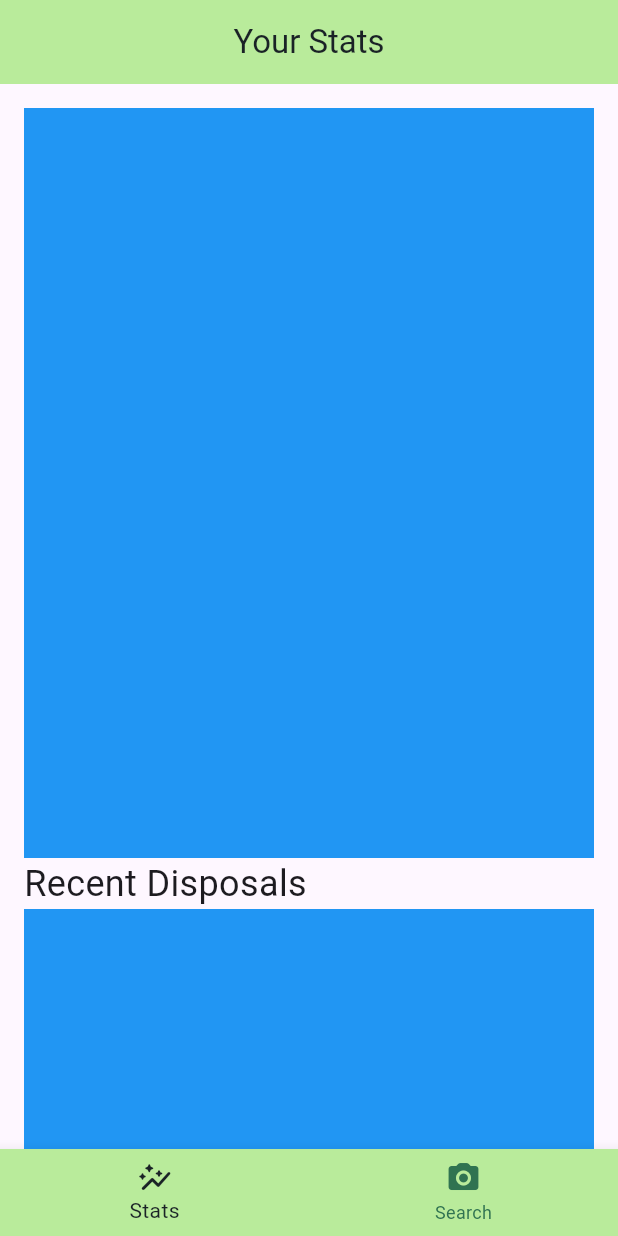
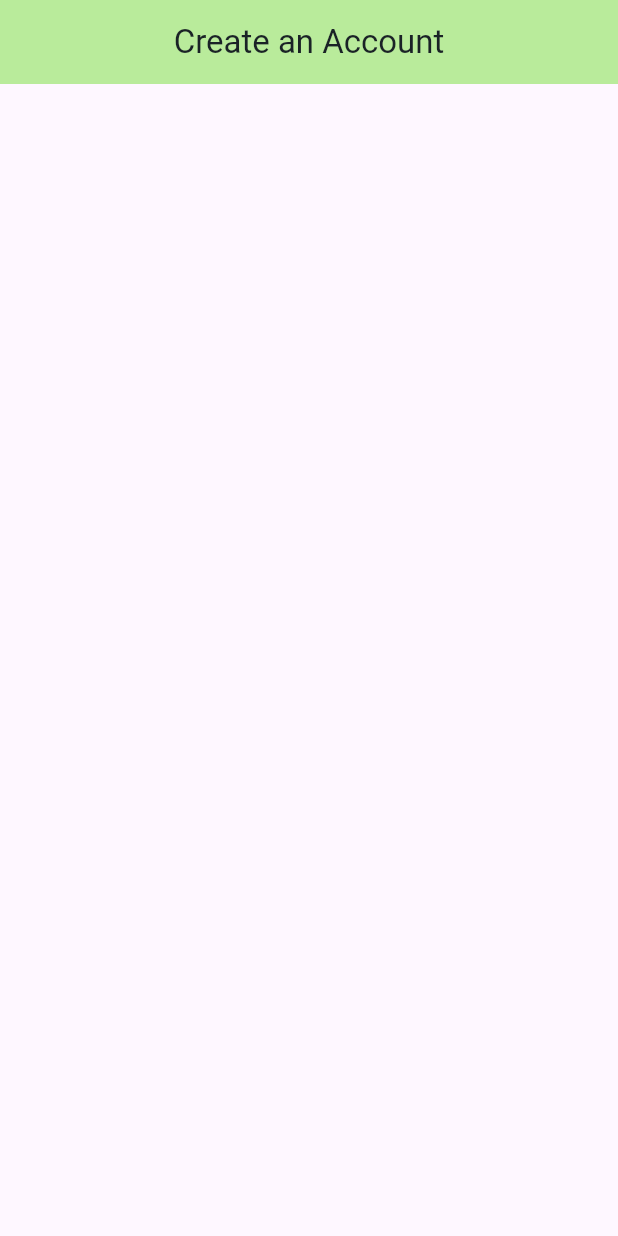
Before and after one commit to aryamaan-exe/RightBin, a Flutter app: the screen it shows after launch, on a phone screen of 412 x 824 dp. Run offline on Flutter 3.47's test engine with Material 3 defaults, Android fonts, the phone set to English and light mode, and no system bars; our stand-ins replace firebase_auth, image_picker; accounts and stored records are empty.

Commit message:
separate stats page

```diff
--- /dev/null
+++ b/lib/auth.dart
@@ -0,0 +1,26 @@
+import 'package:flutter/material.dart';
+import 'package:firebase_auth/firebase_auth.dart';
+import 'consts.dart';
+
+class AuthScreen extends StatefulWidget {
+  const AuthScreen({super.key});
+
+  @override
+  State<AuthScreen> createState() => _AuthScreenState();
+}
+
+class _AuthScreenState extends State<AuthScreen> {
+  @override
+  Widget build(BuildContext context) {
+    return MaterialApp(
+      home: Scaffold(
+        appBar: AppBar(
+          title: Text("Create an Account"),
+          backgroundColor: bg,
+          foregroundColor: fg,
+          centerTitle: true,
+        ),
+      ),
+    );
+  }
+}
--- a/lib/consts.dart
+++ b/lib/consts.dart
@@ -7,3 +7,4 @@
   backgroundColor: MaterialStatePropertyAll<Color>(bg),
   foregroundColor: MaterialStatePropertyAll<Color>(fg),
 );
+TextStyle head = const TextStyle(fontSize: 24);
--- a/lib/main.dart
+++ b/lib/main.dart
@@ -1,10 +1,11 @@
 import 'package:flutter/material.dart';
 import 'package:rightbin/consts.dart';
+import 'auth.dart';
 import 'camera.dart';
+import 'stats.dart';
 
-TextStyle head = const TextStyle(fontSize: 24);
 void main() {
-  runApp(const HomeScreen());
+  runApp(const AuthScreen());
 }
 
 class HomeScreen extends StatefulWidget {
@@ -50,34 +51,3 @@
     ));
   }
 }
-
-class Stats extends StatefulWidget {
-  const Stats({super.key});
-
-  @override
-  State<Stats> createState() => _StatsState();
-}
-
-class _StatsState extends State<Stats> {
-  @override
-  Widget build(BuildContext context) {
-    return SingleChildScrollView(
-      child: Padding(
-        padding: const EdgeInsets.all(16),
-        child: Column(
-            crossAxisAlignment: CrossAxisAlignment.start,
-            children: <Widget>[
-              Container(
-                color: Colors.blue,
-                height: 500,
-              ),
-              Text("Recent Disposals", style: head),
-              Container(
-                color: Colors.blue,
-                height: 500,
-              ),
-            ]),
-      ),
-    );
-  }
-}
--- a/pubspec.yaml
+++ b/pubspec.yaml
@@ -36,6 +36,7 @@ dependencies:
   # Use with the CupertinoIcons class for iOS style icons.
   cupertino_icons: ^1.0.6
   image_picker: ^1.0.7
+  firebase_auth: ^4.19.2
 
 dev_dependencies:
   flutter_test:
```
Also changed, not shown: lib/stats.dart (added, +33 -0 lines), pubspec.lock, 3 other files.
